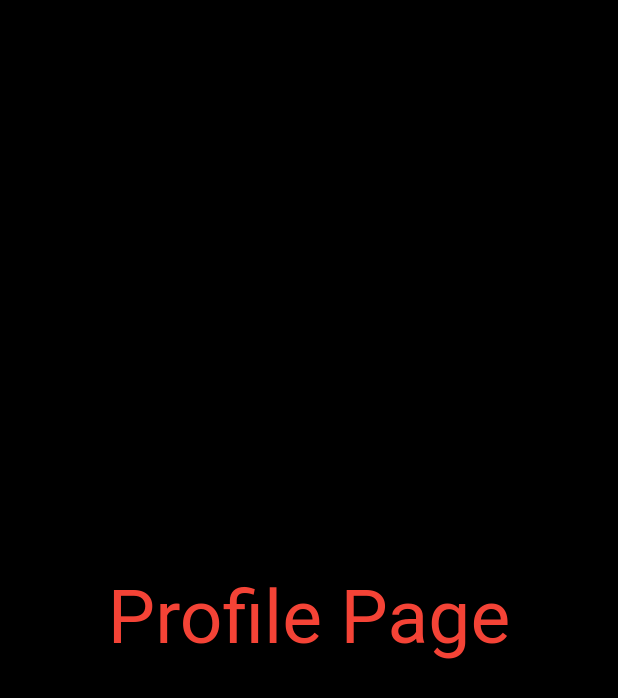
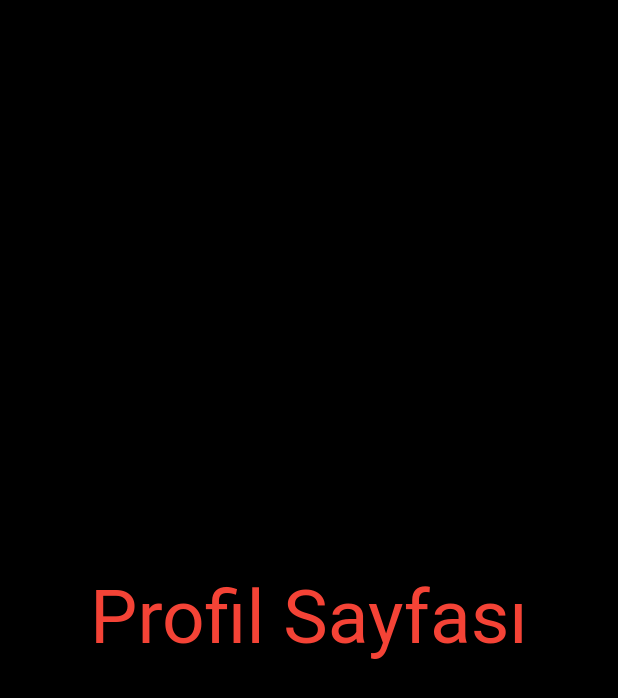
Before and after one commit to ESBEY/EmployeE, a Flutter app: the Profile screen opened directly, on a phone screen of 412 x 824 dp. Shown: the top 698 px of the screen. Run offline on Flutter 3.47's test engine with Material 2 defaults, Android fonts, the phone set to English and light mode, and no system bars; our stand-ins replace firebase_auth, firebase_core, google_fonts, google_nav_bar; accounts and stored records are empty.

```diff
--- a/lib/pages/home.dart
+++ b/lib/pages/home.dart
@@ -16,7 +16,7 @@ class _HomeState extends State<Home> {
 
   @override
   Widget build(BuildContext context) {
-    return WillPopScope(child: Scaffold(
+    return Scaffold(
       body: Center(
           child: Column(mainAxisAlignment: MainAxisAlignment.center, children: [
             Row(
@@ -38,7 +38,7 @@ class _HomeState extends State<Home> {
             ),
           ])),
       backgroundColor: Colors.black,
-    ), onWillPop: () async => false);
+    );
   }
 
   Widget buildIconButton(IconData icon, String title, void Function()? action,double _fontSize) {
--- a/lib/pages/logout.dart
+++ b/lib/pages/logout.dart
@@ -12,7 +12,7 @@ class Logout extends StatelessWidget {
           crossAxisAlignment: CrossAxisAlignment.center,
           children: [
             Text(
-              'Do You Want To Log Out?',
+              'Çıkış yapmak istiyor musun ?',
               style: TextStyle(
                   fontSize: 20,
                   fontWeight: FontWeight.bold,
--- a/lib/pages/profile.dart
+++ b/lib/pages/profile.dart
@@ -7,7 +7,7 @@ class Profile extends StatelessWidget {
       backgroundColor: Colors.black,
       body: Center(
         child: Text(
-          'Profile Page',
+          'Profil Sayfası',
           style: TextStyle(fontSize: 50,color: Colors.red)
         ),
       ),
--- a/lib/pages/settings.dart
+++ b/lib/pages/settings.dart
@@ -7,7 +7,7 @@ class Settings extends StatelessWidget {
       backgroundColor: Colors.black,
       body: Center(
         child: Text(
-            'Settings Page',
+            'Ayarlar Sayfası',
             style: TextStyle(fontSize: 50,color: Colors.red)
         ),
       ),
```
Also changed, not shown: lib/pages/menu.dart (+8 -2 lines).
